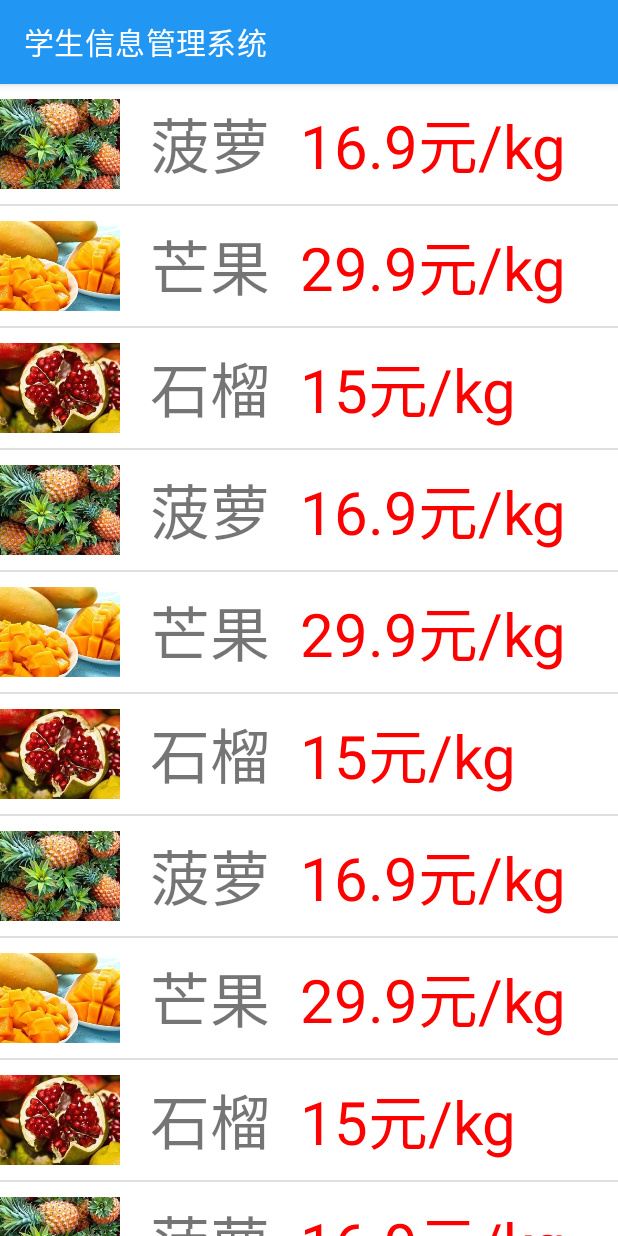
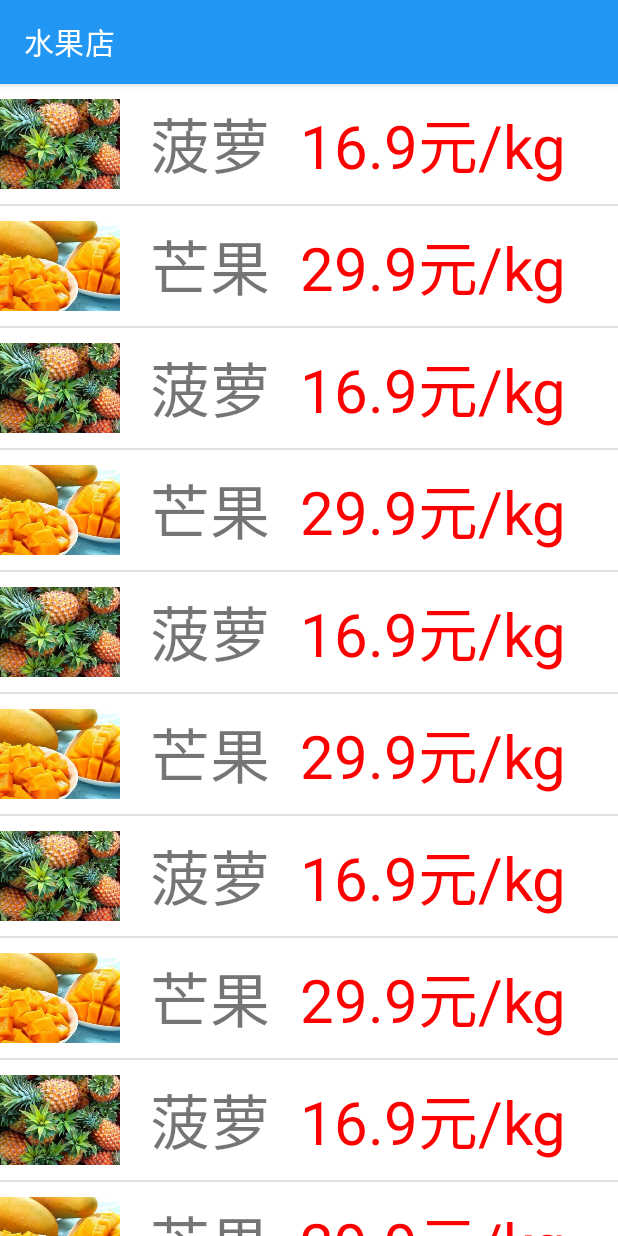
Before and after one commit to FlowPeakFish/class08project, an Android app: the screen it shows after launch (FruitActivity), on a phone screen of 412 x 824 dp. Run offline under Robolectric (Android 15) with nearby library versions, the phone set to English and light mode, and no system bars.

Commit message:
optimize list view component

```diff
--- a/app/build.gradle
+++ b/app/build.gradle
@@ -28,10 +28,11 @@ android {
 }
 
 dependencies {
-
     implementation 'androidx.appcompat:appcompat:1.5.0'
     implementation 'com.google.android.material:material:1.6.1'
     implementation 'androidx.constraintlayout:constraintlayout:2.1.4'
+    implementation 'org.projectlombok:lombok:1.18.22'
+    annotationProcessor 'org.projectlombok:lombok:1.18.24'
     testImplementation 'junit:junit:4.13.2'
     androidTestImplementation 'androidx.test.ext:junit:1.1.3'
     androidTestImplementation 'androidx.test.espresso:espresso-core:3.4.0'
--- a/app/src/main/java/cn/fengyu/class08project/FruitActivity.java
+++ b/app/src/main/java/cn/fengyu/class08project/FruitActivity.java
@@ -26,16 +26,25 @@ public class FruitActivity extends AppCompatActivity {
         // 动态数组准备数据
         List<Fruit> fruitList = new ArrayList<>();
 
-        for (int i = 0; i < 10; i++) {
+        for (int i = 0; i < 100; i++) {
             Fruit pineApple = new Fruit(R.drawable.pineapple, "菠萝", "16.9元/kg");
             fruitList.add(pineApple);
 
             fruitList.add(new Fruit(R.drawable.mango, "芒果", "29.9元/kg"));
 
+            // Fruit.builder()
+            //         .imageId(R.drawable.pomegranate)
+            //         .name("石榴")
+            //         .price("15元/kg")
+            //         .build();
             Fruit.Builder builder = new Fruit.Builder();
             Fruit pomegranate = builder.imageId(R.drawable.pomegranate)
                     .name("石榴").price("15元/kg").build();
-            fruitList.add(pomegranate);
+            // fruitList.add(Fruit.builder()
+            //         .imageId(R.drawable.pomegranate)
+            //         .name("石榴")
+            //         .price("15元/kg")
+            //         .build());
         }
 
         // 4、配置适配器
--- a/app/src/main/java/cn/fengyu/class08project/FruitAdapter.java
+++ b/app/src/main/java/cn/fengyu/class08project/FruitAdapter.java
@@ -22,22 +22,46 @@ public class FruitAdapter extends ArrayAdapter<Fruit> {
     @Override
     public View getView(int position, @Nullable View convertView, @NonNull ViewGroup parent) {
         Fruit fruit = getItem(position);
+        View fruitItem;
+        ImageView itemImageView;
+        TextView itemName;
+        TextView itemPrice;
+        ViewHolder viewHolder;
+        if (convertView == null) {
+            // FruitActivity(getContext()) -> ListView列表(parent) ->
+            //      子项布局(R.layout.fruit_item) -> 多个控件(子项布局.findViewById)
+            // 为每一个子项Item加载设定的布局
+            fruitItem = LayoutInflater.from(getContext()).inflate(R.layout.fruit_item,
+                    parent, false);
+            // 子项布局中的多个控件设置参数
+            viewHolder = new ViewHolder();
+            viewHolder.itemImageView = fruitItem.findViewById(R.id.fruit_image_view);
+            viewHolder.itemName = fruitItem.findViewById(R.id.fruit_name);
+            viewHolder.itemPrice = fruitItem.findViewById(R.id.fruit_price);
+            fruitItem.setTag(viewHolder);
 
-        // FruitActivity(getContext()) -> ListView列表(parent) ->
-        //      子项布局(R.layout.fruit_item) -> 多个控件(子项布局.findViewById)
-        // 为每一个子项Item加载设定的布局
-        View fruitItem = LayoutInflater.from(getContext()).inflate(R.layout.fruit_item,
-                parent, false);
+            // fruitItem.setTag(R.id.fruit_image_view,itemImageView);
+            // fruitItem.setTag(R.id.fruit_name,itemName);
+            // fruitItem.setTag(R.id.fruit_price,itemPrice);
+        } else {
+            fruitItem = convertView;
+            viewHolder = (ViewHolder) fruitItem.getTag();
 
-        // 子项布局中的多个控件设置参数
-        ImageView itemImageView = fruitItem.findViewById(R.id.fruit_image_view);
-        TextView itemName = fruitItem.findViewById(R.id.fruit_name);
-        TextView itemPrice = fruitItem.findViewById(R.id.fruit_price);
+            // itemImageView = (ImageView) fruitItem.getTag(R.id.fruit_image_view);
+            // itemName = (TextView) fruitItem.getTag(R.id.fruit_name);
+            // itemPrice = (TextView) fruitItem.getTag(R.id.fruit_price);
+        }
 
-        itemImageView.setImageResource(fruit.getImageId());
-        itemName.setText(fruit.getName());
-        itemPrice.setText(fruit.getPrice());
+        viewHolder.itemImageView.setImageResource(fruit.getImageId());
+        viewHolder.itemName.setText(fruit.getName());
+        viewHolder.itemPrice.setText(fruit.getPrice());
 
         return fruitItem;
     }
+
+    private class ViewHolder {
+        ImageView itemImageView;
+        TextView itemName;
+        TextView itemPrice;
+    }
 }
--- a/app/src/main/java/cn/fengyu/class08project/entity/Fruit.java
+++ b/app/src/main/java/cn/fengyu/class08project/entity/Fruit.java
@@ -1,5 +1,11 @@
 package cn.fengyu.class08project.entity;
 
+// import lombok.AllArgsConstructor;
+// import lombok.Data;
+
+// @Data
+// @Builder
+// @AllArgsConstructor
 public class Fruit {
     private int imageId;
     private String name;
--- /dev/null
+++ b/app/src/main/res/values/ids.xml
@@ -0,0 +1,6 @@
+<?xml version="1.0" encoding="utf-8"?>
+<resources>
+    <item name="fruit_image" type="id" />
+    <item name="fruit_name" type="id" />
+    <item name="fruit_price" type="id" />
+</resources>
--- a/app/src/main/res/values/strings.xml
+++ b/app/src/main/res/values/strings.xml
@@ -1,4 +1,4 @@
 <resources>
-    <string name="app_name">学生信息管理系统</string>
+    <string name="app_name">水果店</string>
     <string name="short_toast">strings - short toast example</string>
 </resources>
```
